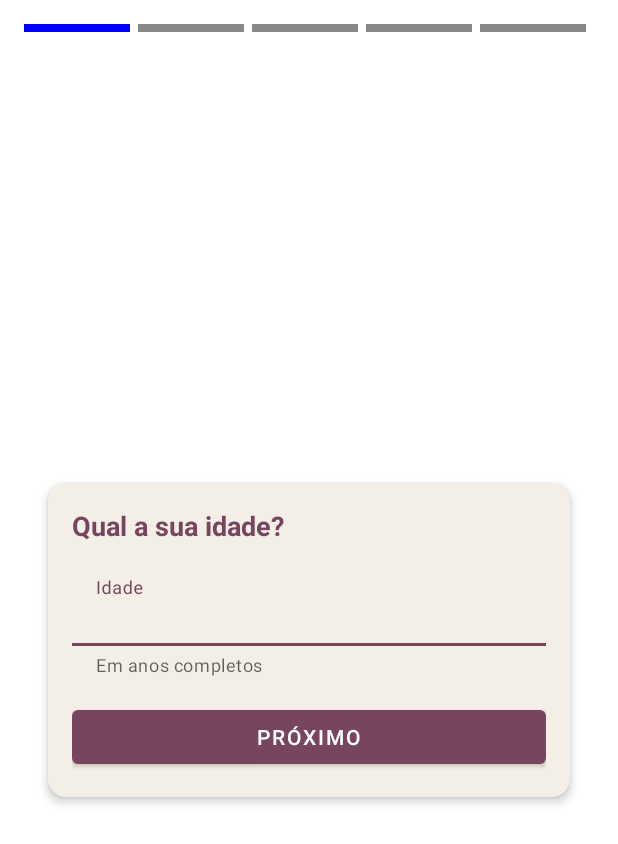
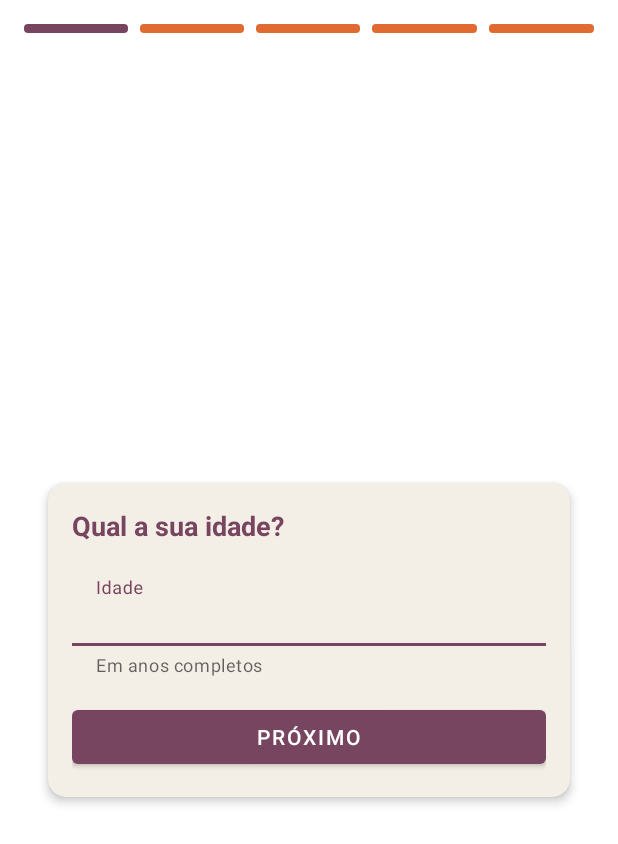
Before and after one commit to uhlalari/-FitUai, an Android app: the screen it shows after launch (FormActivity), on a phone screen of 412 x 824 dp. Shown: the top 844 px of the screen. Run offline under Robolectric (Android 15) with nearby library versions, the phone set to English and light mode, and no system bars; our stand-ins replace Room's generated code.

Commit message:
Criado componente de steps e ajustado para ter animacao e cores padroes da marca

```diff
--- a/app/src/main/java/com/example/fituai/presentation/ui/StepProgressView.kt
+++ /dev/null
@@ -1,40 +0,0 @@
-package com.example.fituai.presentation.ui
-
-import android.content.Context
-import android.graphics.Color.BLUE
-import android.graphics.Color.GRAY
-import android.util.AttributeSet
-import android.view.View
-import android.widget.LinearLayout
-import com.example.fituai.R
-
-class StepProgressView @JvmOverloads constructor(
-    context: Context, attrs: AttributeSet? = null
-) : LinearLayout(context, attrs) {
-
-    private var currentStep = 1
-    private var totalSteps = 5
-
-    init {
-        orientation = HORIZONTAL
-        attrs?.let {
-            val typedArray = context.obtainStyledAttributes(it, R.styleable.StepProgressView)
-            currentStep = typedArray.getInt(R.styleable.StepProgressView_currentStep, 1)
-            totalSteps = typedArray.getInt(R.styleable.StepProgressView_totalSteps, 5)
-            typedArray.recycle()
-        }
-        updateSteps()
-    }
-
-    private fun updateSteps() {
-        removeAllViews()
-        for (i in 1..totalSteps) {
-            val view = View(context)
-            view.setBackgroundColor(if (i <= currentStep) BLUE else GRAY)
-            val params = LayoutParams(0, 8, 1f)
-            params.marginEnd = 8
-            view.layoutParams = params
-            addView(view)
-        }
-    }
-}
--- a/app/src/main/res/layout/fragment_question_age.xml
+++ b/app/src/main/res/layout/fragment_question_age.xml
@@ -6,13 +6,16 @@
     android:background="@color/white"
     android:padding="16dp">
 
-    <com.example.fituai.presentation.ui.StepProgressView
+    <com.example.fituai.designsystem.StepProgressView
         android:id="@+id/stepProgress"
         android:layout_width="match_parent"
         android:layout_height="wrap_content"
         android:layout_marginBottom="24dp"
         app:currentStep="1"
-        app:totalSteps="5" />
+        app:totalSteps="5"
+        app:ds_activeColor="@color/purple"
+        app:ds_inactiveColor="@color/orange"
+        app:ds_animationDuration="1200" />
 
     <LinearLayout
         android:layout_width="match_parent"
--- a/app/src/main/res/values/attr.xml
+++ /dev/null
@@ -1,6 +0,0 @@
-<resources>
-    <declare-styleable name="StepProgressView">
-        <attr name="currentStep" format="integer" />
-        <attr name="totalSteps" format="integer" />
-    </declare-styleable>
-</resources>
--- /dev/null
+++ b/designsystem/src/main/java/com/example/fituai/designsystem/StepProgressView.kt
@@ -0,0 +1,154 @@
+package com.example.fituai.designsystem
+
+import android.animation.ArgbEvaluator
+import android.animation.ValueAnimator
+import android.content.Context
+import android.graphics.drawable.GradientDrawable
+import android.util.AttributeSet
+import android.view.View
+import android.view.animation.DecelerateInterpolator
+import android.widget.LinearLayout
+
+class StepProgressView @JvmOverloads constructor(
+    context: Context, attrs: AttributeSet? = null
+) : LinearLayout(context, attrs) {
+
+    private var currentStep: Int = 1
+    private var totalSteps: Int = 5
+
+    private var activeColor: Int = 0xFF6200EE.toInt() // fallback roxo
+    private var inactiveColor: Int = 0xFFFF9800.toInt() // fallback laranja
+    private var trackThicknessPx: Int = dpToPx(6)
+    private var cornerRadiusPx: Int = -1 // -1 sinaliza "usar pill"
+    private var animationDurationMs: Long = 400L
+    private var segmentSpacingPx: Int = dpToPx(8)
+    private var lastStep: Int = 0
+
+    init {
+        orientation = VERTICAL
+        if (attrs != null) {
+            val ta = context.obtainStyledAttributes(attrs, R.styleable.StepProgressView)
+            currentStep = ta.getInt(R.styleable.StepProgressView_currentStep, 1)
+            totalSteps = ta.getInt(R.styleable.StepProgressView_totalSteps, 5)
+
+            activeColor = ta.getColor(
+                R.styleable.StepProgressView_ds_activeColor,
+                activeColor
+            )
+            inactiveColor = ta.getColor(
+                R.styleable.StepProgressView_ds_inactiveColor,
+                inactiveColor
+            )
+            trackThicknessPx = ta.getDimensionPixelSize(
+                R.styleable.StepProgressView_ds_segmentHeight,
+                trackThicknessPx
+            )
+            // Se não informado, mantemos -1 para calcular como "pill" (metade da espessura)
+            if (ta.hasValue(R.styleable.StepProgressView_ds_cornerRadius)) {
+                cornerRadiusPx = ta.getDimensionPixelSize(
+                    R.styleable.StepProgressView_ds_cornerRadius,
+                    trackThicknessPx / 2
+                )
+            }
+            segmentSpacingPx = ta.getDimensionPixelSize(
+                R.styleable.StepProgressView_ds_segmentSpacing,
+                segmentSpacingPx
+            )
+            animationDurationMs = ta.getInt(
+                R.styleable.StepProgressView_ds_animationDuration,
+                animationDurationMs.toInt()
+            ).toLong()
+            ta.recycle()
+        }
+        buildSegments()
+        updateSegments(animated = false)
+    }
+
+    private fun buildSegments() {
+        removeAllViews()
+        val container = LinearLayout(context).apply {
+            orientation = HORIZONTAL
+            layoutParams = LayoutParams(LayoutParams.MATCH_PARENT, LayoutParams.WRAP_CONTENT)
+        }
+        for (i in 1..totalSteps) {
+            val segment = View(context)
+            segment.background = makeSegmentBackground(inactiveColor)
+            val lp = LayoutParams(0, trackThicknessPx, 1f)
+            if (i < totalSteps) lp.marginEnd = segmentSpacingPx
+            segment.layoutParams = lp
+            container.addView(segment)
+        }
+        addView(container)
+    }
+
+    fun setCurrentStep(step: Int) {
+        currentStep = step.coerceIn(0, totalSteps)
+        updateSegments(animated = true)
+    }
+
+    fun setTotalSteps(total: Int) {
+        totalSteps = total.coerceAtLeast(0)
+        if (currentStep > totalSteps) currentStep = totalSteps
+        buildSegments()
+        updateSegments(animated = false)
+    }
+
+    private fun updateSegments(animated: Boolean) {
+        if (childCount == 0) return
+        val container = getChildAt(0) as LinearLayout
+        val radius = resolveCornerRadius()
+
+        for (i in 0 until container.childCount) {
+            val view = container.getChildAt(i)
+            val stepIndex = i + 1
+            val shouldBeActive = stepIndex <= currentStep
+            val drawable = view.background as? GradientDrawable
+                ?: makeSegmentBackground(inactiveColor).also { view.background = it }
+
+            val currentColor = (drawable.color?.defaultColor) ?: inactiveColor
+            val targetColor = if (shouldBeActive) activeColor else inactiveColor
+
+            // Atualiza raio sempre (pode ter mudado via atributo)
+            drawable.cornerRadius = radius.toFloat()
+
+            if (animated) {
+                // Apenas anima quando o estado mudou em relação ao lastStep
+                val wasActive = stepIndex <= lastStep
+                if (wasActive != shouldBeActive) {
+                    animateColor(drawable, currentColor, targetColor)
+                } else {
+                    drawable.setColor(targetColor)
+                }
+            } else {
+                drawable.setColor(targetColor)
+            }
+        }
+        lastStep = currentStep
+    }
+
+    private fun animateColor(drawable: GradientDrawable, from: Int, to: Int) {
+        val animator = ValueAnimator.ofObject(ArgbEvaluator(), from, to).apply {
+            duration = animationDurationMs
+            interpolator = DecelerateInterpolator()
+            addUpdateListener { va ->
+                val color = va.animatedValue as Int
+                drawable.setColor(color)
+            }
+        }
+        animator.start()
+    }
+
+    private fun resolveCornerRadius(): Int {
+        return if (cornerRadiusPx >= 0) cornerRadiusPx else trackThicknessPx / 2
+    }
+
+    private fun makeSegmentBackground(color: Int): GradientDrawable {
+        return GradientDrawable().apply {
+            shape = GradientDrawable.RECTANGLE
+            cornerRadius = resolveCornerRadius().toFloat()
+            setColor(color)
+        }
+    }
+
+    private fun dpToPx(dp: Int): Int = (dp * resources.displayMetrics.density).toInt()
+}
```
Also changed, not shown: app/src/main/res/layout/fragment_question_activity_level.xml (+5 -2 lines), app/src/main/res/layout/fragment_question_gender.xml (+5 -2 lines), app/src/main/res/layout/fragment_question_goal.xml (+5 -2 lines), app/src/main/res/layout/fragment_question_height.xml (+5 -2 lines), app/src/main/res/layout/fragment_question_weight.xml (+5 -2 lines), designsystem/src/main/res/values/attrs.xml (+20 -0 lines).
